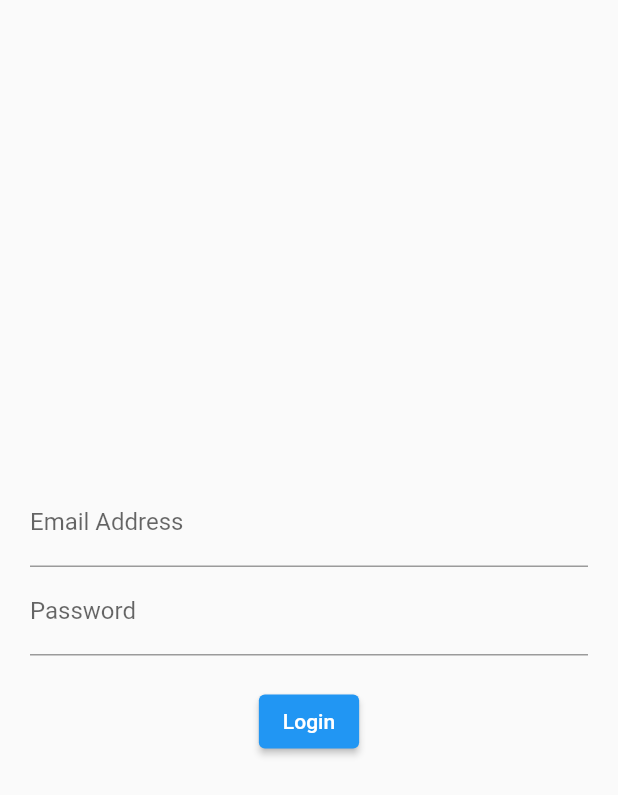
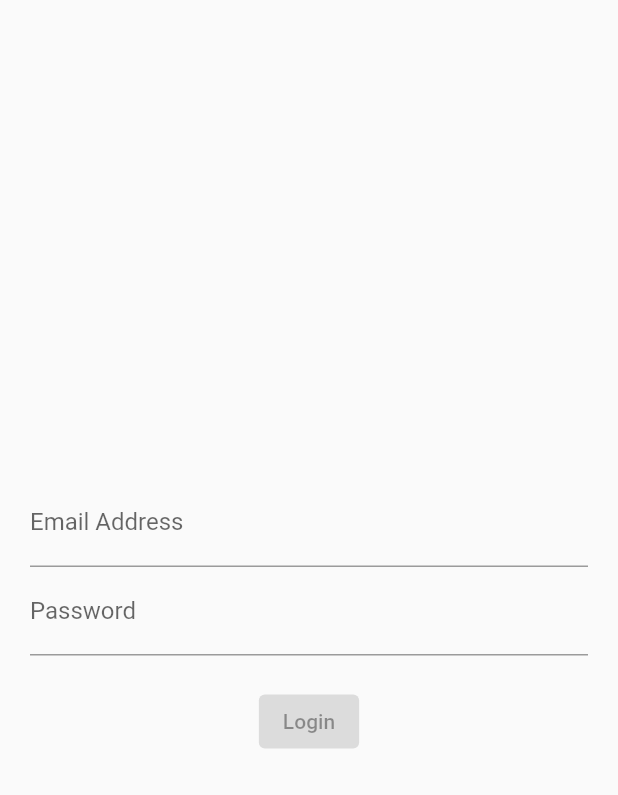
Before and after one commit to skaidevs/login_bloc, a Flutter app: the screen it shows after launch, on a phone screen of 412 x 824 dp. Shown: the top 795 px of the screen. Run offline on Flutter 3.47's test engine with Material 2 defaults, Android fonts, the phone set to English and light mode, and no system bars; our stand-ins replace rxdart.

Commit message:
Bloc with streams 98%

```diff
--- a/lib/src/app.dart
+++ b/lib/src/app.dart
@@ -1,17 +1,20 @@
 import 'package:flutter/material.dart';
+import 'package:login_bloc/src/bloc/provider.dart';
 import 'package:login_bloc/src/screens/login_screen.dart';
 
 class App extends StatelessWidget {
   // This widget is the root of your application.
   @override
   Widget build(BuildContext context) {
-    return MaterialApp(
-      title: 'Login Bloc',
-      /*theme: ThemeData(
+    return Provider(
+      child: MaterialApp(
+        title: 'Login Bloc',
+        /*theme: ThemeData(
         primarySwatch: Colors.blue,
       ),*/
-      home: Scaffold(
-        body: LoginScreen(),
+        home: Scaffold(
+          body: LoginScreen(),
+        ),
       ),
     );
   }
--- a/lib/src/bloc/bloc.dart
+++ b/lib/src/bloc/bloc.dart
@@ -1,24 +1,31 @@
 import 'dart:async';
 
 import 'package:login_bloc/src/bloc/validators.dart';
+import 'package:rxdart/rxdart.dart';
 
 class Bloc extends Object with Validators {
-  final _email = StreamController<String>();
-  final _password = StreamController<String>();
+  final _email = BehaviorSubject<String>();
+  final _password = BehaviorSubject<String>();
 
   //Add data to stream
   Stream<String> get email => _email.stream.transform(validateEmail);
   Stream<String> get password => _password.stream.transform(validatePassword);
+  Stream<bool> get submitValid =>
+      Rx.combineLatest2(email, password, (email, password) => true);
 
   //Change data
   Function(String) get changeEmail => _email.sink.add;
   Function(String) get changePassword => _password.sink.add;
+
+  submit() {
+    //Send Request to API
+    final validEmail = _email.value;
+    final validPassword = _password.value;
+    print("$validEmail  AND  $validPassword");
+  }
 
   dispose() {
     _email.close();
     _password.close();
   }
 }
-
-//Instance of Bloc
-final bloc = Bloc();
--- /dev/null
+++ b/lib/src/bloc/provider.dart
@@ -0,0 +1,21 @@
+import 'package:flutter/cupertino.dart';
+import 'package:login_bloc/src/bloc/bloc.dart';
+
+class Provider extends InheritedWidget {
+  final bloc = Bloc();
+  Provider({Key key, Widget child})
+      : super(
+          key: key,
+          child: child,
+        );
+  /*@override
+  bool updateShouldNotify(covariant InheritedWidget oldWidget) {
+    // TODO: implement updateShouldNotify
+    throw UnimplementedError();
+  }*/
+  bool updateShouldNotify(_) => true;
+
+  static Bloc of(BuildContext context) {
+    return (context.dependOnInheritedWidgetOfExactType<Provider>().bloc);
+  }
+}
--- a/lib/src/screens/login_screen.dart
+++ b/lib/src/screens/login_screen.dart
@@ -1,8 +1,10 @@
 import 'package:flutter/material.dart';
 import 'package:login_bloc/src/bloc/bloc.dart';
+import 'package:login_bloc/src/bloc/provider.dart';
 
 class LoginScreen extends StatelessWidget {
   Widget build(context) {
+    final bloc = Provider.of(context);
     return Container(
       margin: EdgeInsets.all(
         20.0,
@@ -10,18 +12,18 @@ class LoginScreen extends StatelessWidget {
       child: Column(
         mainAxisAlignment: MainAxisAlignment.center,
         children: [
-          emailField(),
-          passwordField(),
+          emailField(bloc: bloc),
+          passwordField(bloc: bloc),
           SizedBox(
             height: 20.0,
           ),
-          submitButton(),
+          submitButton(bloc: bloc),
         ],
       ),
     );
   }
 
-  Widget emailField() {
+  Widget emailField({Bloc bloc}) {
     return StreamBuilder(
       stream: bloc.email,
       builder: (context, snapshot) {
@@ -39,7 +41,7 @@ class LoginScreen extends StatelessWidget {
     );
   }
 
-  Widget passwordField() {
+  Widget passwordField({Bloc bloc}) {
     return StreamBuilder(
       stream: bloc.password,
       builder: (context, snapshot) {
@@ -56,12 +58,17 @@ class LoginScreen extends StatelessWidget {
     );
   }
 
-  Widget submitButton() {
-    return ElevatedButton(
-      onPressed: () {},
-      child: Text(
-        'Login',
-      ),
+  Widget submitButton({Bloc bloc}) {
+    return StreamBuilder(
+      stream: bloc.submitValid,
+      builder: (context, snapshot) {
+        return ElevatedButton(
+          onPressed: snapshot.hasData ? bloc.submit : null,
+          child: Text(
+            'Login',
+          ),
+        );
+      },
     );
   }
 }
--- a/pubspec.yaml
+++ b/pubspec.yaml
@@ -28,6 +28,7 @@ dependencies:
   # The following adds the Cupertino Icons font to your application.
   # Use with the CupertinoIcons class for iOS style icons.
   cupertino_icons: ^1.0.2
+  rxdart: ^0.26.0
 
 dev_dependencies:
   flutter_test:
```
Also changed, not shown: pubspec.lock.
